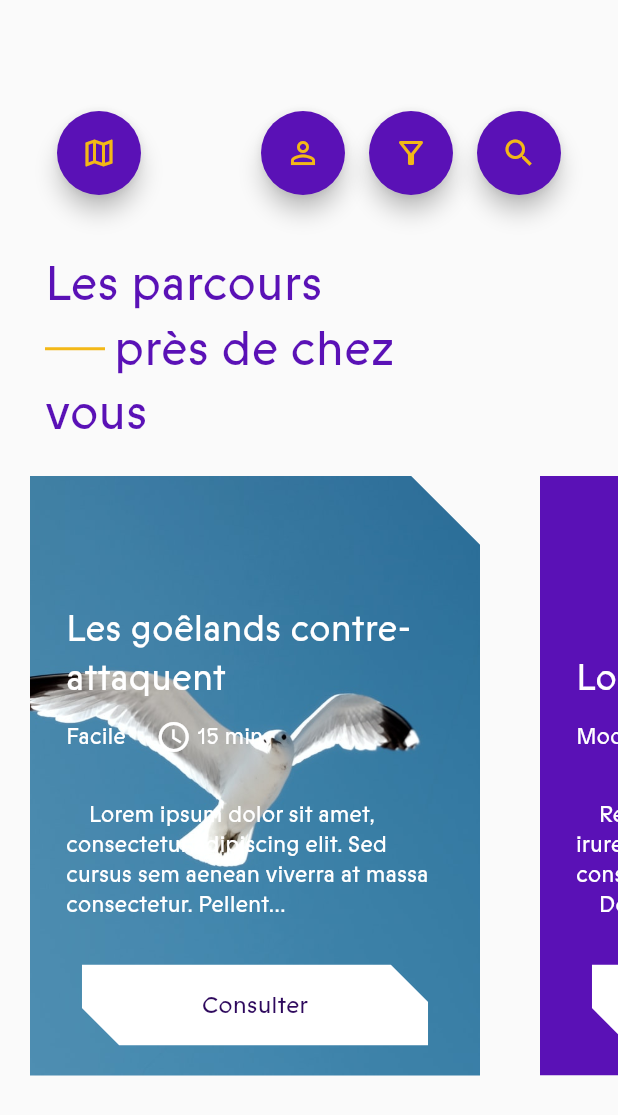
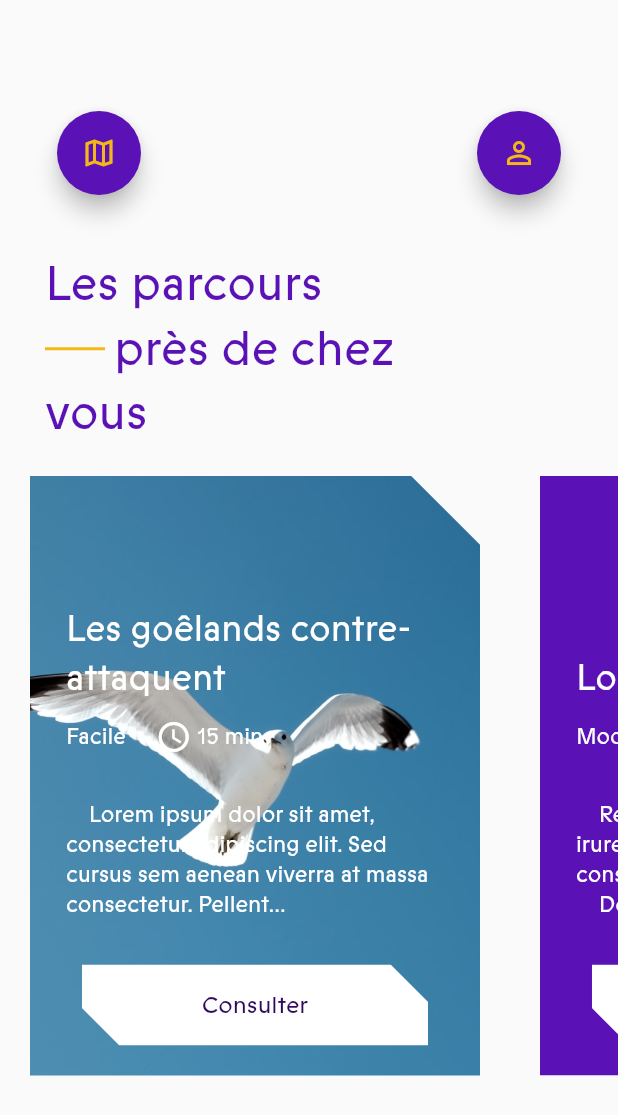
Before and after one commit to Explor-ea/exploreapp, a Flutter app: the InteractiveMap screen opened directly, after a tap on the "view day" icon, on a phone screen of 412 x 824 dp. Shown: the top 1115 px of the screen. Run offline on Flutter 3.47's test engine with Material 2 defaults, Android fonts, the phone set to English and light mode, and no system bars; our stand-ins replace carousel_slider, cloud_firestore, firebase_auth, firebase_core, flutter_map, fluttertoast and 4 more; accounts and stored records are empty; statements that could not run were skipped.

Commit message:
remove unused btns

```diff
--- a/lib/pages/interactive_map.dart
+++ b/lib/pages/interactive_map.dart
@@ -141,16 +141,16 @@ class _InteractiveMapState extends State<InteractiveMap> {
                   padding: const EdgeInsets.all(8.0),
                   icon: const Icon(Icons.person_outline_sharp),
                 ),
-                ExploreaFab(
-                  onPressed: () {},
-                  padding: const EdgeInsets.all(8.0),
-                  icon: const Icon(Icons.filter_alt_outlined),
-                ),
-                ExploreaFab(
-                  onPressed: () {},
-                  padding: const EdgeInsets.all(8.0),
-                  icon: const Icon(Icons.search),
-                ),
+                // ExploreaFab(
+                //   onPressed: () {},
+                //   padding: const EdgeInsets.all(8.0),
+                //   icon: const Icon(Icons.filter_alt_outlined),
+                // ),
+                // ExploreaFab(
+                //   onPressed: () {},
+                //   padding: const EdgeInsets.all(8.0),
+                //   icon: const Icon(Icons.search),
+                // ),
               ],
             ),
           ),
--- a/lib/pages/near_adventures.dart
+++ b/lib/pages/near_adventures.dart
@@ -51,16 +51,16 @@ class NearAdventures extends StatelessWidget {
                       padding: const EdgeInsets.all(8.0),
                       icon: const Icon(Icons.person_outline_sharp),
                     ),
-                    ExploreaFab(
-                      onPressed: () {},
-                      padding: const EdgeInsets.all(8.0),
-                      icon: const Icon(Icons.filter_alt_outlined),
-                    ),
-                    ExploreaFab(
-                      onPressed: () {},
-                      padding: const EdgeInsets.all(8.0),
-                      icon: const Icon(Icons.search),
-                    ),
+                    // ExploreaFab(
+                    //   onPressed: () {},
+                    //   padding: const EdgeInsets.all(8.0),
+                    //   icon: const Icon(Icons.filter_alt_outlined),
+                    // ),
+                    // ExploreaFab(
+                    //   onPressed: () {},
+                    //   padding: const EdgeInsets.all(8.0),
+                    //   icon: const Icon(Icons.search),
+                    // ),
                   ],
                 ),
               ),
```
